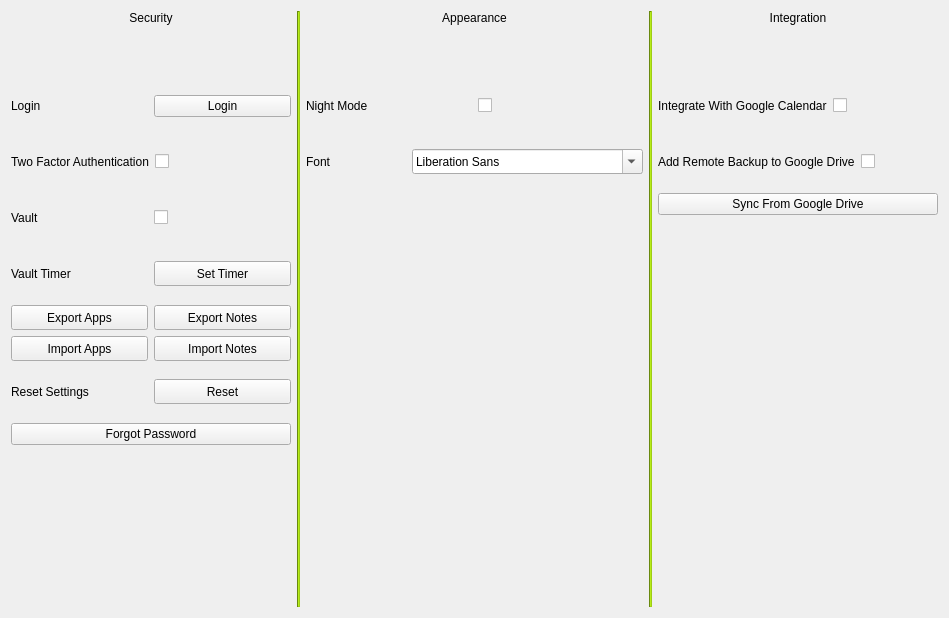
Above: designs/xml/settings_tab.ui from daniel-deru/WorkMate-3.0 before the change. Below: the same form after it.
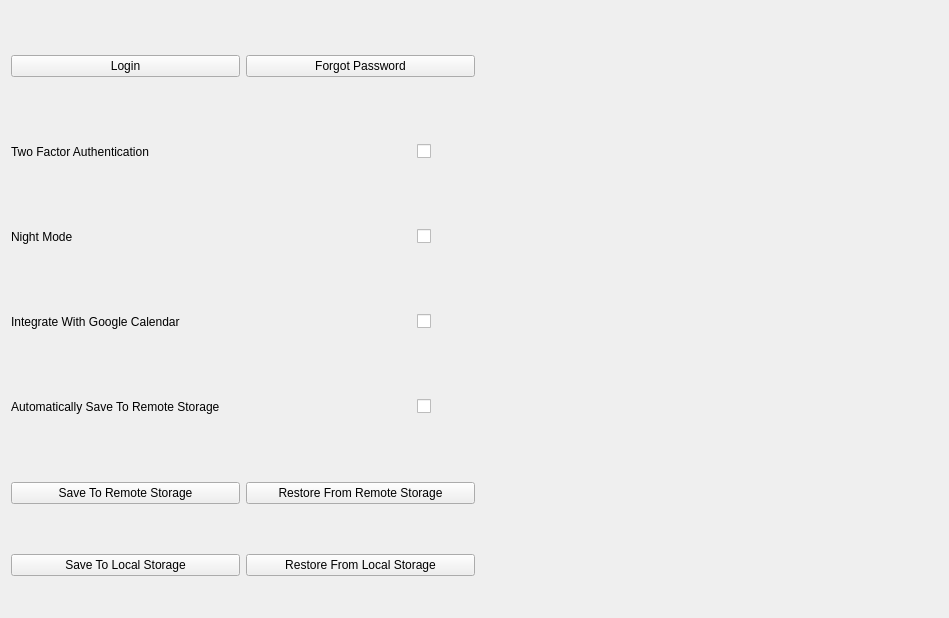
That is the form after the change.

Commit message: removed some settings and added remote backup for google

Diff of the .ui file:
```diff
--- a/designs/xml/settings_tab.ui
+++ b/designs/xml/settings_tab.ui
@@ -16,36 +16,22 @@
   <layout class="QHBoxLayout" name="horizontalLayout_5">
    <item>
     <layout class="QVBoxLayout" name="verticalLayout">
-     <item>
-      <widget class="QLabel" name="lbl_security">
-       <property name="styleSheet">
-        <string notr="true">margin-bottom: 50px;</string>
-       </property>
-       <property name="text">
-        <string>Security</string>
-       </property>
-       <property name="alignment">
-        <set>Qt::AlignCenter</set>
-       </property>
-      </widget>
-     </item>
      <item>
       <layout class="QHBoxLayout" name="horizontalLayout_6">
-       <item>
-        <widget class="QLabel" name="lbl_login">
-         <property name="minimumSize">
-          <size>
-           <width>0</width>
-           <height>50</height>
-          </size>
-         </property>
-         <property name="text">
-          <string>Login</string>
-         </property>
-        </widget>
-       </item>
+       <property name="topMargin">
+        <number>15</number>
+       </property>
+       <property name="bottomMargin">
+        <number>15</number>
+       </property>
        <item>
         <widget class="QPushButton" name="btn_login">
+         <property name="sizePolicy">
+          <sizepolicy hsizetype="MinimumExpanding" vsizetype="Fixed">
+           <horstretch>0</horstretch>
+           <verstretch>0</verstretch>
+          </sizepolicy>
+         </property>
          <property name="cursor">
           <cursorShape>PointingHandCursor</cursorShape>
          </property>
@@ -54,18 +40,46 @@
          </property>
         </widget>
        </item>
+       <item>
+        <widget class="QPushButton" name="btn_forgot_password">
+         <property name="sizePolicy">
+          <sizepolicy hsizetype="MinimumExpanding" vsizetype="Fixed">
+           <horstretch>0</horstretch>
+           <verstretch>0</verstretch>
+          </sizepolicy>
+         </property>
+         <property name="cursor">
+          <cursorShape>PointingHandCursor</cursorShape>
+         </property>
+         <property name="text">
+          <string>Forgot Password</string>
+         </property>
+        </widget>
+       </item>
       </layout>
      </item>
      <item>
       <layout class="QHBoxLayout" name="horizontalLayout_7">
        <item>
         <widget class="QLabel" name="lbl_2fa">
+         <property name="sizePolicy">
+          <sizepolicy hsizetype="Maximum" vsizetype="Preferred">
+           <horstretch>0</horstretch>
+           <verstretch>0</verstretch>
+          </sizepolicy>
+         </property>
          <property name="minimumSize">
           <size>
-           <width>0</width>
+           <width>400</width>
            <height>50</height>
           </size>
          </property>
+         <property name="maximumSize">
+          <size>
+           <width>300</width>
+           <height>16777215</height>
+          </size>
+         </property>
          <property name="text">
           <string>Two Factor Authentication</string>
          </property>
@@ -84,269 +98,27 @@
       </layout>
      </item>
      <item>
-      <layout class="QHBoxLayout" name="horizontalLayout_2">
-       <item>
-        <widget class="QLabel" name="lbl_vault">
-         <property name="sizePolicy">
-          <sizepolicy hsizetype="Minimum" vsizetype="Preferred">
-           <horstretch>0</horstretch>
-           <verstretch>0</verstretch>
-          </sizepolicy>
-         </property>
-         <property name="minimumSize">
-          <size>
-           <width>100</width>
-           <height>50</height>
-          </size>
-         </property>
-         <property name="text">
-          <string>Vault</string>
-         </property>
-        </widget>
-       </item>
-       <item>
-        <widget class="QCheckBox" name="chkbox_vault">
-         <property name="cursor">
-          <cursorShape>PointingHandCursor</cursorShape>
-         </property>
-         <property name="text">
-          <string/>
-         </property>
-        </widget>
-       </item>
-      </layout>
-     </item>
-     <item>
-      <layout class="QHBoxLayout" name="horizontalLayout_3">
-       <item>
-        <widget class="QLabel" name="lbl_vault_timer">
-         <property name="sizePolicy">
-          <sizepolicy hsizetype="Minimum" vsizetype="Preferred">
-           <horstretch>0</horstretch>
-           <verstretch>0</verstretch>
-          </sizepolicy>
-         </property>
-         <property name="minimumSize">
-          <size>
-           <width>100</width>
-           <height>50</height>
-          </size>
-         </property>
-         <property name="text">
-          <string>Vault Timer</string>
-         </property>
-        </widget>
-       </item>
-       <item>
-        <widget class="QPushButton" name="btn_vault_timer">
-         <property name="minimumSize">
-          <size>
-           <width>100</width>
-           <height>25</height>
-          </size>
-         </property>
-         <property name="cursor">
-          <cursorShape>PointingHandCursor</cursorShape>
-         </property>
-         <property name="text">
-          <string>Set Timer</string>
-         </property>
-        </widget>
-       </item>
-      </layout>
-     </item>
-     <item>
-      <layout class="QHBoxLayout" name="hbox_export">
-       <item>
-        <widget class="QPushButton" name="btn_export_apps">
-         <property name="sizePolicy">
-          <sizepolicy hsizetype="Minimum" vsizetype="Fixed">
-           <horstretch>0</horstretch>
-           <verstretch>25</verstretch>
-          </sizepolicy>
-         </property>
-         <property name="minimumSize">
-          <size>
-           <width>100</width>
-           <height>25</height>
-          </size>
-         </property>
-         <property name="cursor">
-          <cursorShape>PointingHandCursor</cursorShape>
-         </property>
-         <property name="text">
-          <string>Export Apps</string>
-         </property>
-        </widget>
-       </item>
-       <item>
-        <widget class="QPushButton" name="btn_export_notes">
-         <property name="minimumSize">
-          <size>
-           <width>100</width>
-           <height>25</height>
-          </size>
-         </property>
-         <property name="cursor">
-          <cursorShape>PointingHandCursor</cursorShape>
-         </property>
-         <property name="text">
-          <string>Export Notes</string>
-         </property>
-        </widget>
-       </item>
-      </layout>
-     </item>
-     <item>
-      <layout class="QHBoxLayout" name="hbox_import">
-       <item>
-        <widget class="QPushButton" name="btn_import_apps">
-         <property name="minimumSize">
-          <size>
-           <width>100</width>
-           <height>25</height>
-          </size>
-         </property>
-         <property name="cursor">
-          <cursorShape>PointingHandCursor</cursorShape>
-         </property>
-         <property name="text">
-          <string>Import Apps</string>
-         </property>
-        </widget>
-       </item>
-       <item>
-        <widget class="QPushButton" name="btn_import_notes">
-         <property name="minimumSize">
-          <size>
-           <width>100</width>
-           <height>25</height>
-          </size>
-         </property>
-         <property name="cursor">
-          <cursorShape>PointingHandCursor</cursorShape>
-         </property>
-         <property name="text">
-          <string>Import Notes</string>
-         </property>
-        </widget>
-       </item>
-      </layout>
-     </item>
-     <item>
-      <layout class="QHBoxLayout" name="horizontalLayout">
-       <item>
-        <widget class="QLabel" name="lbl_reset">
-         <property name="sizePolicy">
-          <sizepolicy hsizetype="Minimum" vsizetype="Preferred">
-           <horstretch>0</horstretch>
-           <verstretch>0</verstretch>
-          </sizepolicy>
-         </property>
-         <property name="minimumSize">
-          <size>
-           <width>100</width>
-           <height>50</height>
-          </size>
-         </property>
-         <property name="text">
-          <string>Reset Settings</string>
-         </property>
-        </widget>
-       </item>
-       <item>
-        <widget class="QPushButton" name="btn_reset">
-         <property name="minimumSize">
-          <size>
-           <width>100</width>
-           <height>25</height>
-          </size>
-         </property>
-         <property name="cursor">
-          <cursorShape>PointingHandCursor</cursorShape>
-         </property>
-         <property name="text">
-          <string>Reset</string>
-         </property>
-        </widget>
-       </item>
-      </layout>
-     </item>
-     <item>
-      <widget class="QPushButton" name="btn_forgot_password">
-       <property name="cursor">
-        <cursorShape>PointingHandCursor</cursorShape>
-       </property>
-       <property name="text">
-        <string>Forgot Password</string>
-       </property>
-      </widget>
-     </item>
-     <item>
-      <spacer name="verticalSpacer_3">
-       <property name="orientation">
-        <enum>Qt::Vertical</enum>
-       </property>
-       <property name="sizeHint" stdset="0">
-        <size>
-         <width>20</width>
-         <height>40</height>
-        </size>
-       </property>
-      </spacer>
-     </item>
-    </layout>
-   </item>
-   <item>
-    <widget class="QFrame" name="frame">
-     <property name="minimumSize">
-      <size>
-       <width>3</width>
-       <height>0</height>
-      </size>
-     </property>
-     <property name="styleSheet">
-      <string notr="true">background-color: #9ecd16;</string>
-     </property>
-     <property name="frameShape">
-      <enum>QFrame::VLine</enum>
-     </property>
-     <property name="frameShadow">
-      <enum>QFrame::Sunken</enum>
-     </property>
-    </widget>
-   </item>
-   <item>
-    <layout class="QVBoxLayout" name="verticalLayout_2">
-     <item>
-      <widget class="QLabel" name="lbl_appearance">
-       <property name="styleSheet">
-        <string notr="true">margin-bottom: 50px;</string>
-       </property>
-       <property name="text">
-        <string>Appearance</string>
-       </property>
-       <property name="alignment">
-        <set>Qt::AlignCenter</set>
-       </property>
-      </widget>
-     </item>
-     <item>
       <layout class="QHBoxLayout" name="hbox_night_mode">
        <item>
         <widget class="QLabel" name="lbl_night_mode">
          <property name="sizePolicy">
-          <sizepolicy hsizetype="Minimum" vsizetype="Preferred">
+          <sizepolicy hsizetype="Maximum" vsizetype="Preferred">
            <horstretch>0</horstretch>
            <verstretch>0</verstretch>
           </sizepolicy>
          </property>
          <property name="minimumSize">
           <size>
-           <width>100</width>
+           <width>400</width>
            <height>50</height>
           </size>
          </property>
+         <property name="maximumSize">
+          <size>
+           <width>300</width>
+           <height>16777215</height>
+          </size>
+         </property>
          <property name="text">
           <string>Night Mode</string>
          </property>
@@ -365,109 +137,27 @@
       </layout>
      </item>
      <item>
-      <layout class="QHBoxLayout" name="hbox_font">
-       <item>
-        <widget class="QLabel" name="lbl_font">
-         <property name="sizePolicy">
-          <sizepolicy hsizetype="Minimum" vsizetype="Preferred">
-           <horstretch>0</horstretch>
-           <verstretch>0</verstretch>
-          </sizepolicy>
-         </property>
-         <property name="minimumSize">
-          <size>
-           <width>100</width>
-           <height>50</height>
-          </size>
-         </property>
-         <property name="text">
-          <string>Font</string>
-         </property>
-        </widget>
-       </item>
-       <item>
-        <widget class="QFontComboBox" name="fcmbx_font">
-         <property name="minimumSize">
-          <size>
-           <width>100</width>
-           <height>25</height>
-          </size>
-         </property>
-         <property name="cursor">
-          <cursorShape>PointingHandCursor</cursorShape>
-         </property>
-        </widget>
-       </item>
-      </layout>
-     </item>
-     <item>
-      <spacer name="verticalSpacer">
-       <property name="orientation">
-        <enum>Qt::Vertical</enum>
-       </property>
-       <property name="sizeHint" stdset="0">
-        <size>
-         <width>20</width>
-         <height>40</height>
-        </size>
-       </property>
-      </spacer>
-     </item>
-    </layout>
-   </item>
-   <item>
-    <widget class="QFrame" name="frame_2">
-     <property name="minimumSize">
-      <size>
-       <width>3</width>
-       <height>0</height>
-      </size>
-     </property>
-     <property name="autoFillBackground">
-      <bool>false</bool>
-     </property>
-     <property name="styleSheet">
-      <string notr="true">background-color: #9ecd16;</string>
-     </property>
-     <property name="frameShape">
-      <enum>QFrame::VLine</enum>
-     </property>
-     <property name="frameShadow">
-      <enum>QFrame::Sunken</enum>
-     </property>
-    </widget>
-   </item>
-   <item>
-    <layout class="QVBoxLayout" name="verticalLayout_3">
-     <item>
-      <widget class="QLabel" name="lbl_integration">
-       <property name="styleSheet">
-        <string notr="true">margin-bottom: 50px;</string>
-       </property>
-       <property name="text">
-        <string>Integration</string>
-       </property>
-       <property name="alignment">
-        <set>Qt::AlignCenter</set>
-       </property>
-      </widget>
-     </item>
-     <item>
       <layout class="QHBoxLayout" name="horizontalLayout_4">
        <item>
         <widget class="QLabel" name="lbl_calendar">
          <property name="sizePolicy">
-          <sizepolicy hsizetype="Fixed" vsizetype="Preferred">
+          <sizepolicy hsizetype="Maximum" vsizetype="Preferred">
            <horstretch>0</horstretch>
            <verstretch>0</verstretch>
           </sizepolicy>
          </property>
          <property name="minimumSize">
           <size>
-           <width>0</width>
+           <width>400</width>
            <height>50</height>
           </size>
          </property>
+         <property name="maximumSize">
+          <size>
+           <width>300</width>
+           <height>16777215</height>
+          </size>
+         </property>
          <property name="text">
           <string>Integrate With Google Calendar</string>
          </property>
@@ -486,22 +176,34 @@
       </layout>
      </item>
      <item>
-      <layout class="QHBoxLayout" name="horizontalLayout_8">
+      <layout class="QHBoxLayout" name="horizontalLayout_10">
        <item>
-        <widget class="QLabel" name="lbl_google_drive">
+        <widget class="QLabel" name="lbl_auto_save">
+         <property name="sizePolicy">
+          <sizepolicy hsizetype="Maximum" vsizetype="Preferred">
+           <horstretch>0</horstretch>
+           <verstretch>0</verstretch>
+          </sizepolicy>
+         </property>
          <property name="minimumSize">
           <size>
-           <width>0</width>
+           <width>400</width>
            <height>50</height>
           </size>
          </property>
+         <property name="maximumSize">
+          <size>
+           <width>300</width>
+           <height>16777215</height>
+          </size>
+         </property>
          <property name="text">
-          <string>Add Remote Backup to Google Drive</string>
+          <string>Automatically Save To Remote Storage</string>
          </property>
         </widget>
        </item>
        <item>
-        <widget class="QCheckBox" name="chk_google_drive">
+        <widget class="QCheckBox" name="chk_auto_save">
          <property name="cursor">
           <cursorShape>PointingHandCursor</cursorShape>
          </property>
@@ -513,31 +215,89 @@
       </layout>
      </item>
      <item>
-      <layout class="QHBoxLayout" name="horizontalLayout_9">
+      <layout class="QHBoxLayout" name="horizontalLayout_2">
+       <property name="topMargin">
+        <number>15</number>
+       </property>
+       <property name="bottomMargin">
+        <number>15</number>
+       </property>
+       <item>
+        <widget class="QPushButton" name="btn_save_google_drive">
+         <property name="sizePolicy">
+          <sizepolicy hsizetype="MinimumExpanding" vsizetype="Fixed">
+           <horstretch>0</horstretch>
+           <verstretch>0</verstretch>
+          </sizepolicy>
+         </property>
+         <property name="cursor">
+          <cursorShape>PointingHandCursor</cursorShape>
+         </property>
+         <property name="text">
+          <string>Save To Remote Storage</string>
+         </property>
+        </widget>
+       </item>
        <item>
         <widget class="QPushButton" name="btn_google_drive_sync">
+         <property name="sizePolicy">
+          <sizepolicy hsizetype="MinimumExpanding" vsizetype="Fixed">
+           <horstretch>0</horstretch>
+           <verstretch>0</verstretch>
+          </sizepolicy>
+         </property>
+         <property name="cursor">
+          <cursorShape>PointingHandCursor</cursorShape>
+         </property>
          <property name="text">
-          <string>Sync From Google Drive</string>
+          <string>Restore From Remote Storage</string>
          </property>
         </widget>
        </item>
       </layout>
      </item>
      <item>
-      <spacer name="verticalSpacer_2">
-       <property name="orientation">
-        <enum>Qt::Vertical</enum>
-       </property>
-       <property name="sizeHint" stdset="0">
-        <size>
-         <width>20</width>
-         <height>40</height>
-        </size>
-       </property>
-      </spacer>
+      <layout class="QHBoxLayout" name="horizontalLayout_8">
+       <item>
+        <widget class="QPushButton" name="pushButton">
+         <property name="cursor">
+          <cursorShape>PointingHandCursor</cursorShape>
+         </property>
+         <property name="text">
+          <string>Save To Local Storage</string>
+         </property>
+        </widget>
+       </item>
+       <item>
+        <widget class="QPushButton" name="pushButton_2">
+         <property name="cursor">
+          <cursorShape>PointingHandCursor</cursorShape>
+         </property>
+         <property name="text">
+          <string>Restore From Local Storage</string>
+         </property>
+        </widget>
+       </item>
+      </layout>
      </item>
     </layout>
    </item>
+   <item>
+    <spacer name="horizontalSpacer">
+     <property name="orientation">
+      <enum>Qt::Horizontal</enum>
+     </property>
+     <property name="sizeType">
+      <enum>QSizePolicy::Expanding</enum>
+     </property>
+     <property name="sizeHint" stdset="0">
+      <size>
+       <width>40</width>
+       <height>20</height>
+      </size>
+     </property>
+    </spacer>
+   </item>
   </layout>
  </widget>
  <resources/>
```
The commit also changes 29 other files.
